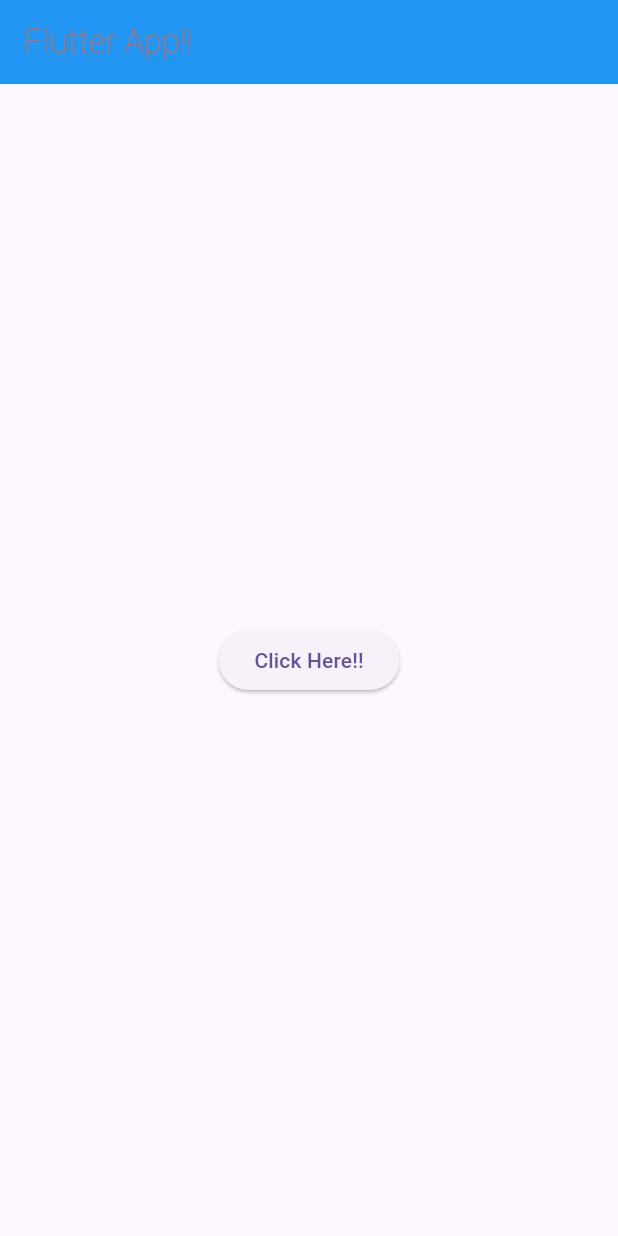
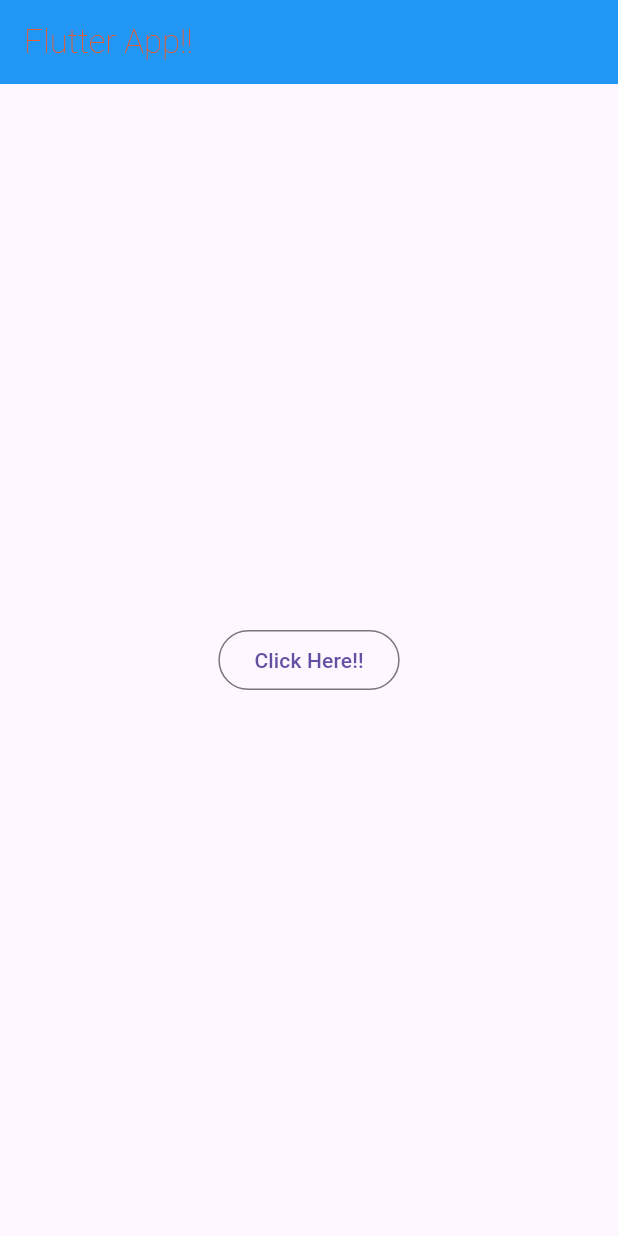
Before and after one commit to IllTushar/flutterComponents, a Flutter app: the screen it shows after launch, on a phone screen of 412 x 824 dp. Run offline on Flutter 3.47's test engine with Material 3 defaults, Android fonts, the phone set to English and light mode, and no system bars.

Commit message:
outline button

```diff
--- a/lib/main.dart
+++ b/lib/main.dart
@@ -21,7 +21,7 @@ class MyApp extends StatelessWidget {
           backgroundColor: Colors.blue,
         ),
         body: Center(
-          child: ElevatedButton(
+          child: OutlinedButton(
               onPressed: () {
                 print("Hi Tushar");
               },
```
